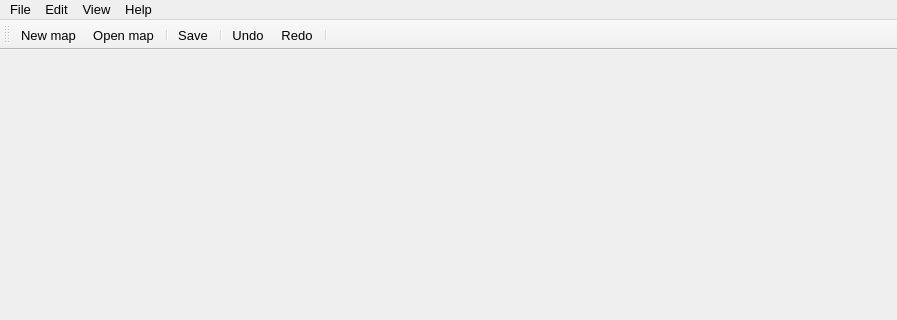
albin-johansson/tactile, file src/ui/window.ui: the form before one commit; both pictures show x 0 to 897 and y 0 to 320 of the 897 by 600 pixel window.
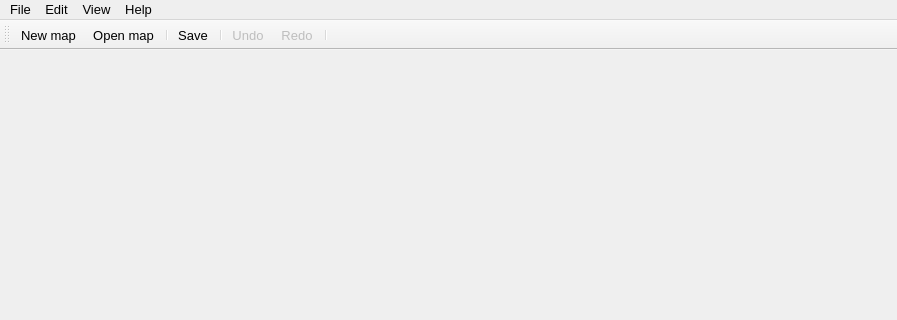
The form after the commit. Icons and pictures are not drawn.

```diff
--- a/src/ui/window.ui
+++ b/src/ui/window.ui
@@ -299,6 +299,9 @@
    </property>
   </action>
   <action name="actionUndo">
+   <property name="enabled">
+    <bool>false</bool>
+   </property>
    <property name="icon">
     <iconset resource="../tactile2.qrc">
      <normaloff>:/res/icons/icons8/color/64/undo.png</normaloff>:/res/icons/icons8/color/64/undo.png</iconset>
@@ -317,6 +320,9 @@
    </property>
   </action>
   <action name="actionRedo">
+   <property name="enabled">
+    <bool>false</bool>
+   </property>
    <property name="icon">
     <iconset resource="../tactile2.qrc">
      <normaloff>:/res/icons/icons8/color/64/redo.png</normaloff>:/res/icons/icons8/color/64/redo.png</iconset>
```
